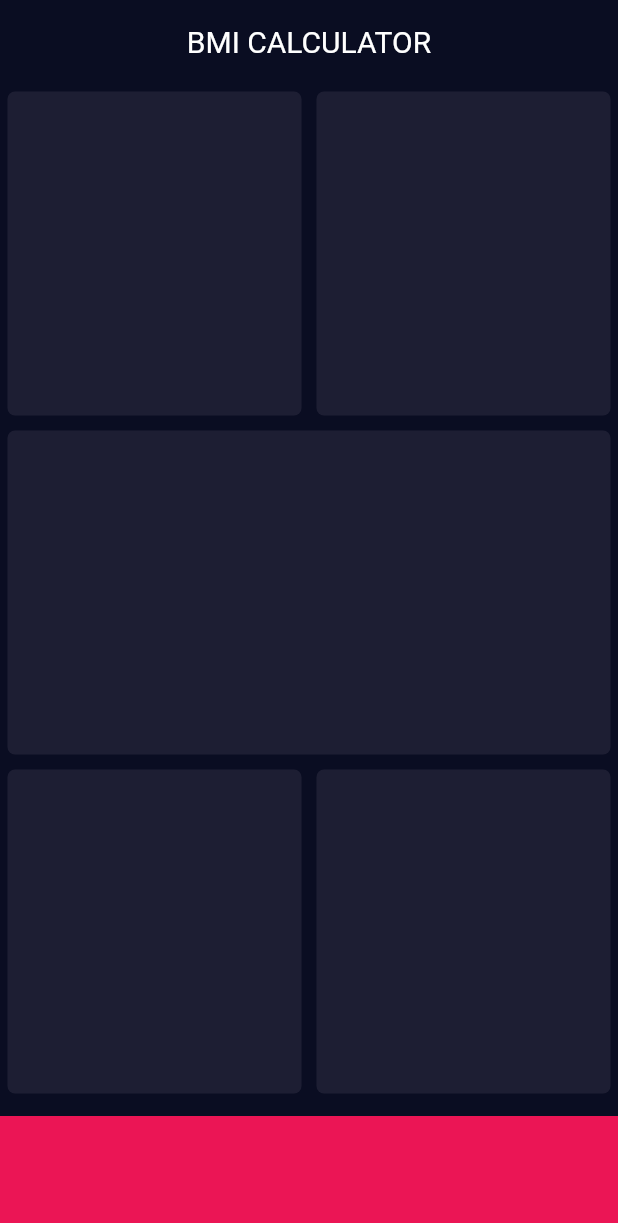
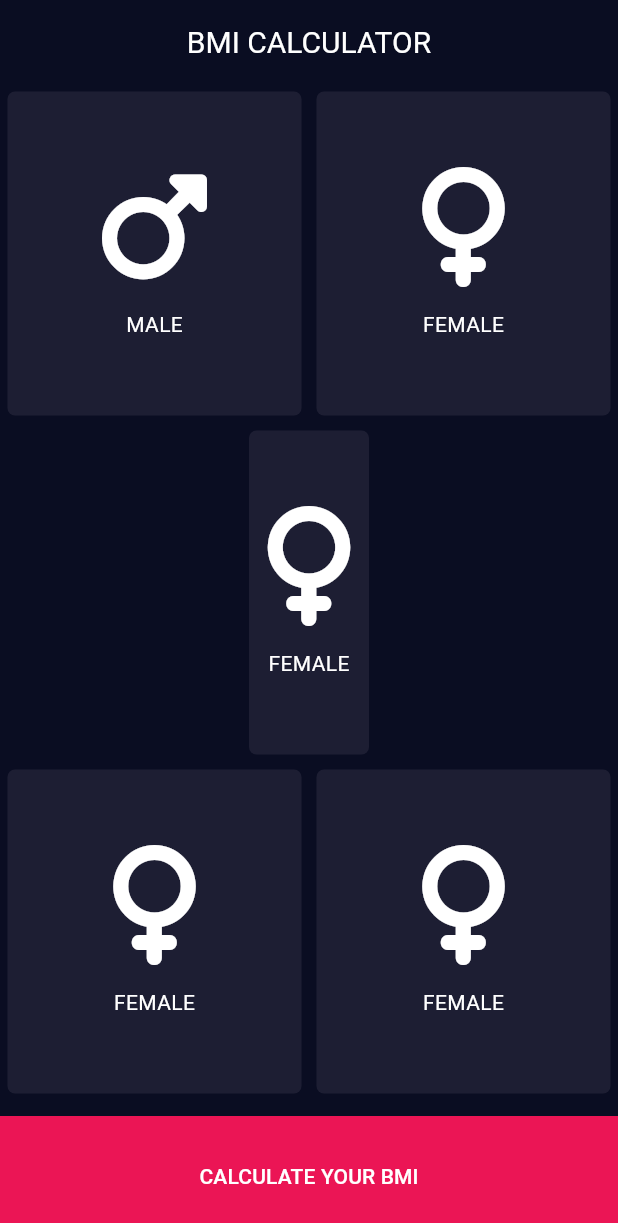
Before and after one commit to ziyadrahman/bmi-Calculator, a Flutter app: the screen it shows after launch, on a phone screen of 412 x 824 dp. Shown: the top 1223 px of the screen. Run offline on Flutter 3.47's test engine with Material 3 defaults, Android fonts, the phone set to English and light mode, and no system bars; our stand-ins replace font_awesome_flutter.

Commit message:
icons and labels added into cards

```diff
--- /dev/null
+++ b/lib/Components/IconContent.dart
@@ -0,0 +1,30 @@
+import 'package:flutter/cupertino.dart';
+import 'package:font_awesome_flutter/font_awesome_flutter.dart';
+import 'package:flutter/material.dart';
+import '../Styles/color.dart';
+
+class IconContent extends StatelessWidget {
+  final IconData icon;
+  final String label;
+  const IconContent({super.key, required this.icon, required this.label});
+
+  @override
+  Widget build(BuildContext context) {
+    return Column(
+      mainAxisAlignment: MainAxisAlignment.center,
+      crossAxisAlignment: CrossAxisAlignment.center,
+      children: <Widget>[
+        Icon(icon, color: cardContentColor, size: 80.0),
+        const SizedBox(
+          height: 15.0,
+        ),
+        Text(
+          label,
+          style: const TextStyle(
+            color: cardContentColor,
+          ),
+        )
+      ],
+    );
+  }
+}
--- a/lib/Components/ReusableCard.dart
+++ b/lib/Components/ReusableCard.dart
@@ -3,7 +3,8 @@ import 'package:flutter/material.dart';
 
 class ReusableCard extends StatelessWidget {
   final Color color;
-  const ReusableCard({super.key, required this.color});
+  final Widget cardChild;
+  const ReusableCard({super.key, required this.cardChild, required this.color});
   @override
   Widget build(BuildContext context) {
     return Container(
@@ -12,6 +13,7 @@ class ReusableCard extends StatelessWidget {
         borderRadius: const BorderRadius.all(Radius.circular(5)),
         color: color,
       ),
+      child: cardChild,
     );
   }
 }
--- a/lib/Styles/color.dart
+++ b/lib/Styles/color.dart
@@ -1,3 +1,5 @@
 import 'package:flutter/material.dart';
 
 const bottomContainerColor = Color(0xFFeb1555);
+const reusableCardColor = Color(0xFF1D1E33);
+const cardContentColor = Color(0xffffffff);
--- a/lib/main.dart
+++ b/lib/main.dart
@@ -1,8 +1,10 @@
+import 'package:bmi_calculator_flutter_learning/Components/IconContent.dart';
 import 'package:flutter/cupertino.dart';
 import 'package:flutter/material.dart';
 import 'package:bmi_calculator_flutter_learning/Components/ReusableCard.dart';
 import 'package:flutter/widgets.dart';
 import 'package:bmi_calculator_flutter_learning/Styles/color.dart';
+import 'package:font_awesome_flutter/font_awesome_flutter.dart';
 
 const bottomContainerHeight = 80.0;
 // const bottomContainerColor = Color(0xFFeb1555);
@@ -53,42 +55,67 @@ class _MyHomePageState extends State<MyHomePage> {
         appBar: AppBar(
           title: Text(widget.title),
         ),
-        body: Container(
-          child: Column(
+        body: Column(
           children: <Widget>[
-              Expanded(
+            const Expanded(
                 child: Row(
               children: <Widget>[
                 Expanded(
                     child: ReusableCard(
-                    color: Color(0xFF1D1E33),
+                  color: reusableCardColor,
                   key: null,
+                  cardChild: IconContent(
+                    key: null,
+                    icon: FontAwesomeIcons.mars,
+                    label: 'MALE',
+                  ),
                 )),
                 Expanded(
                     child: ReusableCard(
-                    color: Color(0xFF1D1E33),
+                  color: reusableCardColor,
                   key: null,
-                  ))
+                  cardChild: IconContent(
+                    key: null,
+                    icon: FontAwesomeIcons.venus,
+                    label: 'FEMALE',
+                  ),
+                )),
               ],
             )),
-              Expanded(
+            const Expanded(
               child: ReusableCard(
-                color: Color(0xFF1D1E33),
+                color: reusableCardColor,
                 key: null,
-              )),
-              Expanded(
+                cardChild: IconContent(
+                  key: null,
+                  icon: FontAwesomeIcons.venus,
+                  label: 'FEMALE',
+                ),
+              ),
+            ),
+            const Expanded(
                 child: Row(
               children: <Widget>[
                 Expanded(
                     child: ReusableCard(
-                    color: Color(0xFF1D1E33),
+                  color: reusableCardColor,
                   key: null,
+                  cardChild: IconContent(
+                    key: null,
+                    icon: FontAwesomeIcons.venus,
+                    label: 'FEMALE',
+                  ),
                 )),
                 Expanded(
                     child: ReusableCard(
-                    color: Color(0xFF1D1E33),
+                  color: reusableCardColor,
                   key: null,
-                  ))
+                  cardChild: IconContent(
+                    key: null,
+                    icon: FontAwesomeIcons.venus,
+                    label: 'FEMALE',
+                  ),
+                )),
               ],
             )),
             Container(
@@ -96,9 +123,15 @@ class _MyHomePageState extends State<MyHomePage> {
                 margin: const EdgeInsets.only(top: 10.0),
                 height: bottomContainerHeight,
                 width: double.infinity,
-              )
+                child: const TextButton(
+                    onPressed: null,
+                    child: Text(
+                      'CALCULATE YOUR BMI',
+                      style: TextStyle(
+                        color: Colors.white,
+                      ),
+                    )))
           ],
-          ),
         ));
   }
 }
--- a/pubspec.yaml
+++ b/pubspec.yaml
@@ -35,6 +35,7 @@ dependencies:
   # The following adds the Cupertino Icons font to your application.
   # Use with the CupertinoIcons class for iOS style icons.
   cupertino_icons: ^1.0.6
+  font_awesome_flutter: ^10.7.0
 
 dev_dependencies:
   flutter_test:
```
Also changed, not shown: pubspec.lock. Lines whose indentation alone changed are shown as unchanged.
